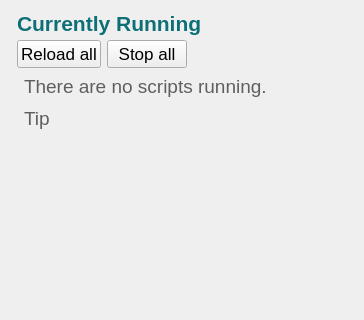
Above: interface/ui/runningScriptsWidget.ui from vircadia/vircadia-native-core before the change; both pictures show x 0 to 364 and y 0 to 320 of the 364 by 728 pixel window. Below: the same form after it.
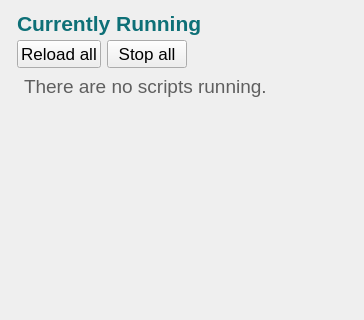
That is the form after the change.

Commit message: Remove scripts 'Tip' label

What changed in the file:
```diff
--- a/interface/ui/runningScriptsWidget.ui
+++ b/interface/ui/runningScriptsWidget.ui
@@ -349,22 +349,6 @@
                </layout>
               </widget>
              </item>
-             <item>
-              <widget class="QLabel" name="tipLabel">
-               <property name="font">
-                <font>
-                 <family>Helvetica,Arial,sans-serif</family>
-                 <pointsize>14</pointsize>
-                </font>
-               </property>
-               <property name="styleSheet">
-                <string notr="true">color: #5f5f5f; margin: 2px;</string>
-               </property>
-               <property name="text">
-                <string>Tip</string>
-               </property>
-              </widget>
-             </item>
             </layout>
            </widget>
           </widget>
```
